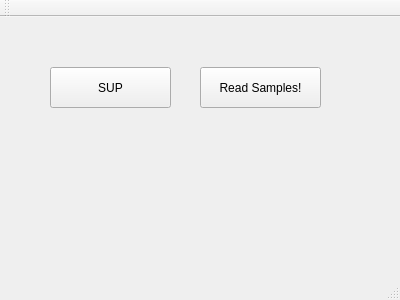
liviaz/IVAProbeSoftware, file probegui.ui: the form before one commit.
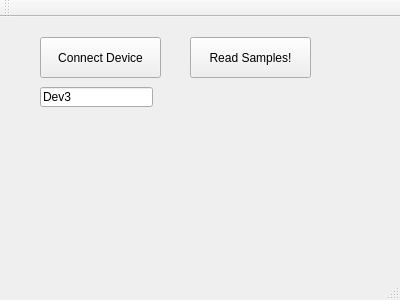
The form after the commit.

Commit message:
Added analog out, channel connect options
Can now write analog out value to DAQ, and check for available devices.
Next steps: add digital out button, put available devices in dropdown
list for user to select.

The edit to the form file:
```diff
--- a/probegui.ui
+++ b/probegui.ui
@@ -14,37 +14,11 @@
    <string>ProbeGUI</string>
   </property>
   <widget class="QWidget" name="centralWidget">
-   <widget class="QPushButton" name="pushButton">
-    <property name="geometry">
-     <rect>
-      <x>50</x>
-      <y>50</y>
-      <width>121</width>
-      <height>41</height>
-     </rect>
-    </property>
-    <property name="text">
-     <string>SUP</string>
-    </property>
-   </widget>
-   <widget class="QLabel" name="textLabel">
-    <property name="geometry">
-     <rect>
-      <x>50</x>
-      <y>120</y>
-      <width>121</width>
-      <height>21</height>
-     </rect>
-    </property>
-    <property name="text">
-     <string/>
-    </property>
-   </widget>
    <widget class="QPushButton" name="analogReadBtn">
     <property name="geometry">
      <rect>
-      <x>200</x>
-      <y>50</y>
+      <x>190</x>
+      <y>20</y>
       <width>121</width>
       <height>41</height>
      </rect>
@@ -53,6 +27,32 @@
      <string>Read Samples!</string>
     </property>
    </widget>
+   <widget class="QPushButton" name="connectBtn">
+    <property name="geometry">
+     <rect>
+      <x>40</x>
+      <y>20</y>
+      <width>121</width>
+      <height>41</height>
+     </rect>
+    </property>
+    <property name="text">
+     <string>Connect Device</string>
+    </property>
+   </widget>
+   <widget class="QLineEdit" name="portTextEdit">
+    <property name="geometry">
+     <rect>
+      <x>40</x>
+      <y>70</y>
+      <width>113</width>
+      <height>20</height>
+     </rect>
+    </property>
+    <property name="text">
+     <string>Dev3</string>
+    </property>
+   </widget>
   </widget>
   <widget class="QMenuBar" name="menuBar">
    <property name="geometry">
```
The commit also changes 4 other files.
